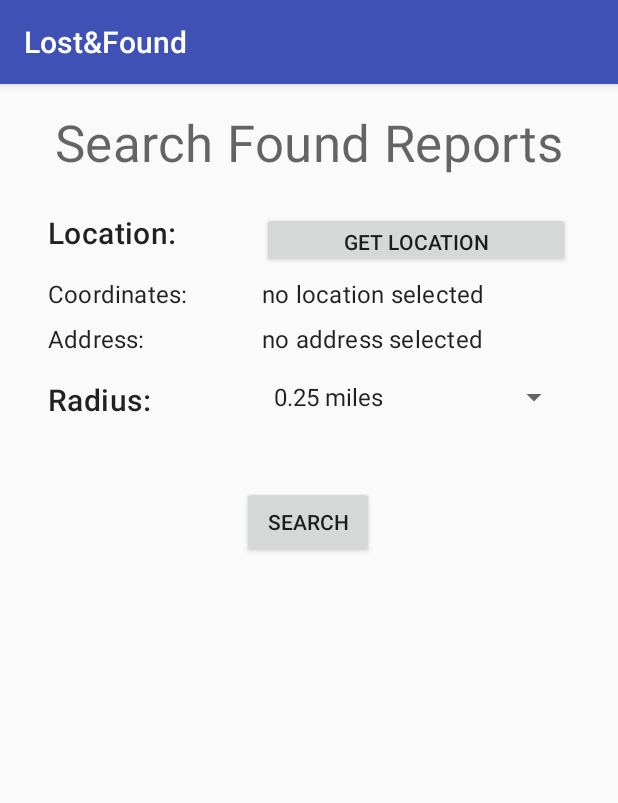
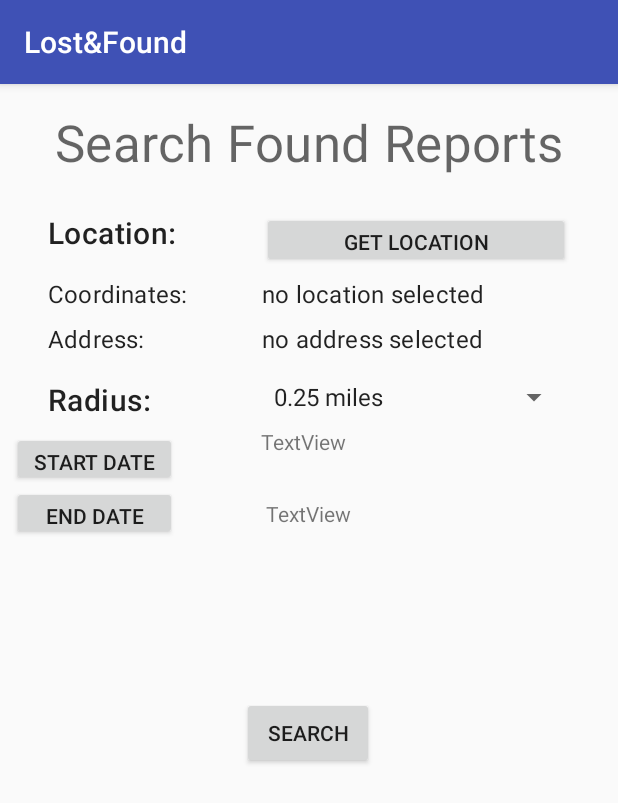
Before and after one commit to thunderd568/Android-App-Lost-and-Found, an Android app: the SearchFoundReportsActivity screen opened directly, with no data from a screen before it, on a phone screen of 412 x 824 dp. Shown: the top 803 px of the screen. Run offline under Robolectric (Android 15) with nearby library versions, the phone set to English and light mode, and no system bars; our stand-ins replace Firebase (no records; nobody signed in at launch, a user with empty details on screens opened directly).

Commit message:
wtf is wrong with searching by date

```diff
--- a/LostAndFoundApp/app/src/main/java/com/cmsc436/final_project/lostandfoundapp/SearchFoundReportsActivity.java
+++ b/LostAndFoundApp/app/src/main/java/com/cmsc436/final_project/lostandfoundapp/SearchFoundReportsActivity.java
@@ -1,5 +1,6 @@
 package com.cmsc436.final_project.lostandfoundapp;
 
+import android.app.DatePickerDialog;
 import android.content.Intent;
 import android.support.v7.app.AppCompatActivity;
 import android.os.Bundle;
@@ -8,6 +9,7 @@ import android.view.View;
 import android.widget.AdapterView;
 import android.widget.ArrayAdapter;
 import android.widget.Button;
+import android.widget.DatePicker;
 import android.widget.Spinner;
 import android.widget.TextView;
 import android.widget.Toast;
@@ -17,6 +19,7 @@ import com.google.firebase.database.DatabaseReference;
 import com.google.firebase.database.FirebaseDatabase;
 
 import java.text.DecimalFormat;
+import java.util.Calendar;
 import java.util.Date;
 
 public class SearchFoundReportsActivity extends AppCompatActivity {
@@ -33,6 +36,14 @@ public class SearchFoundReportsActivity extends AppCompatActivity {
     private TextView mSearchFoundCoordinates, mSearchFoundAddress;
     private Spinner mRadiusSearchFoundSpinner;
     private Button mLaunchSearchFoundButton;
+    private Button mStartDateFoundButton;
+    private Button mEndDateFoundButton;
+    private TextView startDateTextView; // This will show the date the user picked
+    private TextView endDateTextView; // This will show the end date the user picked.
+
+    private DatePickerDialog mDatePickerStart, mDatePickerEnd;
+    private Calendar startDate, endDate;
+    private int startMonth, startDay, startYear, endMonth, endDay, endYear;
 
     boolean locationSelected = false;
     double curr_Lat = 0.0;
@@ -60,6 +71,16 @@ public class SearchFoundReportsActivity extends AppCompatActivity {
         mSearchFoundCoordinates = findViewById(R.id.searchFoundCoordinates);
         mSearchFoundAddress = findViewById(R.id.searchFoundAddress);
         mLaunchSearchFoundButton = findViewById(R.id.launchSearchFoundButton);
+
+        mStartDateFoundButton = findViewById(R.id.startDateFoundButton);
+        mEndDateFoundButton = findViewById(R.id.endDateFoundButton);
+        startDateTextView = findViewById(R.id.startDateText);
+        endDateTextView = findViewById(R.id.endDateText);
+
+        // init datepicker
+
+        startDate = Calendar.getInstance();
+        endDate = Calendar.getInstance();
 
 
         mRadiusSearchFoundSpinner = findViewById(R.id.radiusSearchFoundSpinner);
@@ -108,6 +129,61 @@ public class SearchFoundReportsActivity extends AppCompatActivity {
             }
         });
 
+
+        // The logic for the datepicker buttons
+        mStartDateFoundButton.setOnClickListener(new View.OnClickListener() {
+            @Override
+            public void onClick(View view) {
+                Log.i(TAG, "Date picker button was clicked");
+                startDate = Calendar.getInstance();
+                int currMonth = startDate.get(Calendar.MONTH);
+                int currDay = startDate.get(Calendar.DAY_OF_MONTH);
+                int currYear = startDate.get(Calendar.YEAR);
+
+                mDatePickerStart = new DatePickerDialog(SearchFoundReportsActivity.this, new DatePickerDialog.OnDateSetListener() {
+                    @Override
+                    public void onDateSet(DatePicker datePicker, int year, int month, int day) {
+                        startDate.set(year, month, day);
+                        startDateTextView.setText((month + 1) + "/" + day + "/" + year);
+                        earlyBound = new Date(year, month, day);
+                        Toast.makeText(getApplicationContext(), month + " " + day + " " + year, Toast.LENGTH_LONG).show();
+                        earlyBoundSelected = true;
+                    }
+                }, currYear, currMonth, currDay);
+                mDatePickerStart.getDatePicker().setMaxDate(startDate.getTimeInMillis());
+                mDatePickerStart.show();
+            }
+        });
+
+        // Now the end date picker
+        mEndDateFoundButton.setOnClickListener(new View.OnClickListener() {
+            @Override
+            public void onClick(View view) {
+                Log.i(TAG, "Date picker button was clicked");
+                Calendar c = Calendar.getInstance();
+                int currMonth = c.get(Calendar.MONTH);
+                int currDay = c.get(Calendar.DAY_OF_MONTH);
+                int currYear = c.get(Calendar.YEAR);
+
+                mDatePickerEnd = new DatePickerDialog(SearchFoundReportsActivity.this, new DatePickerDialog.OnDateSetListener() {
+                    @Override
+                    public void onDateSet(DatePicker datePicker, int year, int month, int day) {
+                        endDate.set(year, month, day);
+                        endDateTextView.setText((month + 1) + "/" + day + "/" + year);
+                        lateBound = new Date(year, month, day);
+                        Toast.makeText(getApplicationContext(), month + " " + day + " " + year, Toast.LENGTH_LONG).show();
+                        lateBoundSelected = true;
+
+                    }
+                }, currYear, currMonth, currDay);
+                mDatePickerEnd.getDatePicker().setMaxDate(endDate.getTimeInMillis());
+                mDatePickerEnd.show();
+            }
+        });
+
+
+
+
         mLocationSearchingFoundButton.setOnClickListener(new View.OnClickListener() {
             @Override
             public void onClick(View view) {
@@ -121,6 +197,11 @@ public class SearchFoundReportsActivity extends AppCompatActivity {
             @Override
             public void onClick(View v) {
                 Intent intent = new Intent(getApplicationContext(), SearchResults.class);
+
+                if (startDate.compareTo(endDate) > 0) {
+                    Toast.makeText(getApplicationContext(), "Enter valid dates", Toast.LENGTH_LONG).show();
+                } else {
+
                     intent.putExtra("locationSelected", (locationSelected ? 1 : 0));
                     intent.putExtra("latMax", latMax);
                     intent.putExtra("latMin", latMin);
@@ -134,7 +215,9 @@ public class SearchFoundReportsActivity extends AppCompatActivity {
 
                     intent.putExtra("isFound", 1);
 
+
                     startActivity(intent);
+                }
             }
         });
 
--- a/LostAndFoundApp/app/src/main/res/layout/activity_search_found_reports.xml
+++ b/LostAndFoundApp/app/src/main/res/layout/activity_search_found_reports.xml
@@ -122,7 +122,52 @@
         app:layout_constraintHorizontal_bias="0.498"
         app:layout_constraintStart_toStartOf="parent"
         app:layout_constraintTop_toBottomOf="@+id/radiusSearchFoundHeader"
-        app:layout_constraintVertical_bias="0.0"
+        app:layout_constraintVertical_bias="0.317"
         tools:text="Search" />
 
+    <Button
+        android:id="@+id/startDateFoundButton"
+        android:layout_width="110dp"
+        android:layout_height="36dp"
+        android:layout_marginStart="8dp"
+        android:layout_marginTop="8dp"
+        android:text="START DATE"
+        app:layout_constraintStart_toStartOf="parent"
+        app:layout_constraintTop_toBottomOf="@+id/radiusSearchFoundHeader" />
+
+    <Button
+        android:id="@+id/endDateFoundButton"
+        android:layout_width="110dp"
+        android:layout_height="36dp"
+        android:layout_marginStart="8dp"
+        android:text="END DATE"
+        app:layout_constraintStart_toStartOf="parent"
+        app:layout_constraintTop_toBottomOf="@+id/startDateFoundButton" />
+
+    <TextView
+        android:id="@+id/startDateText"
+        android:layout_width="121dp"
+        android:layout_height="24dp"
+        android:layout_marginStart="8dp"
+        android:layout_marginTop="8dp"
+        android:layout_marginEnd="8dp"
+        android:text="TextView"
+        app:layout_constraintEnd_toEndOf="parent"
+        app:layout_constraintHorizontal_bias="0.307"
+        app:layout_constraintStart_toEndOf="@+id/startDateFoundButton"
+        app:layout_constraintTop_toBottomOf="@+id/radiusSearchFoundSpinner" />
+
+    <TextView
+        android:id="@+id/endDateText"
+        android:layout_width="177dp"
+        android:layout_height="21dp"
+        android:layout_marginStart="8dp"
+        android:layout_marginTop="24dp"
+        android:layout_marginEnd="8dp"
+        android:text="TextView"
+        app:layout_constraintEnd_toEndOf="parent"
+        app:layout_constraintHorizontal_bias="0.509"
+        app:layout_constraintStart_toEndOf="@+id/endDateFoundButton"
+        app:layout_constraintTop_toBottomOf="@+id/startDateText" />
+
 </android.support.constraint.ConstraintLayout>
```
Also changed, not shown: LostAndFoundApp/app/src/main/java/com/cmsc436/final_project/lostandfoundapp/SearchResults.java (+17 -2 lines). Lines whose indentation alone changed are shown as unchanged.
